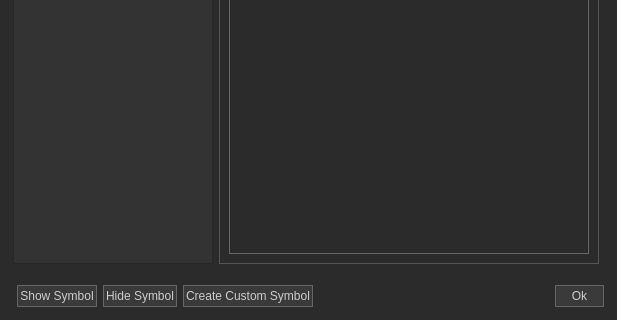
Before: the Qt Designer form Widgets/HistoricalWindow/historicalwindow.ui in ArtemIyX/TradeForge, drawn with Qt 5; both pictures show x 0 to 617 and y 250 to 570 of the 617 by 570 pixel window.
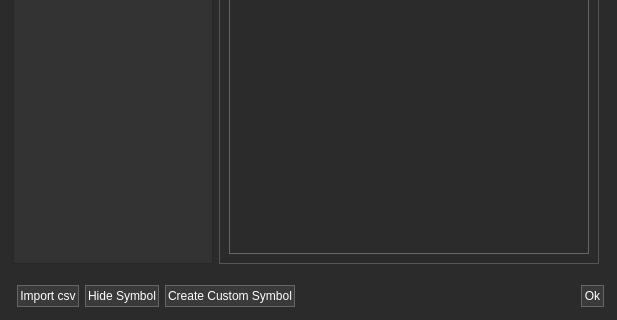
After: the same form once the commit is applied. Icons and pictures are not drawn.

Diff of the .ui file:
```diff
--- a/Widgets/HistoricalWindow/historicalwindow.ui
+++ b/Widgets/HistoricalWindow/historicalwindow.ui
@@ -227,6 +227,16 @@
     background-color: transparent;
     width: 8px;
     height: 8px;
+}
+
+QTreeView::branch:has-children:!has-siblings:closed,
+QTreeView::branch:closed:has-children {
+        image: url(:/icons/arrow_right.png);
+}
+
+QTreeView::branch:has-children:!has-siblings:open,
+QTreeView::branch:open:has-children {
+        image: url(:/icons/arrow_down.png)
 }</string>
                  </property>
                  <property name="selectionMode">
@@ -400,28 +410,32 @@
         <number>5</number>
        </property>
        <item>
-        <widget class="QPushButton" name="pushButton">
+        <widget class="QPushButton" name="importButton">
          <property name="styleSheet">
           <string notr="true">QPushButton{
-	
-	color: #CCCCCC;
+	color: #fff;
 	border: 1px solid rgb(102, 102, 102);
 	background-color: rgb(58, 58, 58);
 	padding: 3px 2px;
 }
 QPushButton::hover{
-
-    color: #fff;
+    color: #CCCCCC;
 	background-color: #666666;
 	padding: 3px 2px;
 }
 QPushButton::pressed {
 	background-color: #ffffff;
 	padding: 3px 2px;
+}
+
+QPushButton::disabled{
+	color: #CCCCCC;
+	background-color: #666666;
+	padding: 3px 2px;
 }</string>
          </property>
          <property name="text">
-          <string>Show Symbol</string>
+          <string>Import csv</string>
          </property>
         </widget>
        </item>
@@ -429,21 +443,25 @@
         <widget class="QPushButton" name="pushButton_3">
          <property name="styleSheet">
           <string notr="true">QPushButton{
-	
-	color: #CCCCCC;
+	color: #fff;
 	border: 1px solid rgb(102, 102, 102);
 	background-color: rgb(58, 58, 58);
 	padding: 3px 2px;
 }
 QPushButton::hover{
-
-    color: #fff;
+    color: #CCCCCC;
 	background-color: #666666;
 	padding: 3px 2px;
 }
 QPushButton::pressed {
 	background-color: #ffffff;
 	padding: 3px 2px;
+}
+
+QPushButton::disabled{
+	color: #CCCCCC;
+	background-color: #666666;
+	padding: 3px 2px;
 }</string>
          </property>
          <property name="text">
@@ -455,18 +473,23 @@
         <widget class="QPushButton" name="createSymbolButton">
          <property name="styleSheet">
           <string notr="true">QPushButton{
-	
-	color: #CCCCCC;
+	color: #fff;
 	border: 1px solid rgb(102, 102, 102);
 	background-color: rgb(58, 58, 58);
 	padding: 3px 2px;
 }
 QPushButton::hover{
+    color: #CCCCCC;
+	background-color: #666666;
+	padding: 3px 2px;
+}
 
-    color: #fff;
+QPushButton::disabled{
+	color: #CCCCCC;
 	background-color: #666666;
 	padding: 3px 2px;
 }
+
 QPushButton::pressed {
 	background-color: #ffffff;
 	padding: 3px 2px;
@@ -494,21 +517,25 @@
         <widget class="QPushButton" name="pushButton_2">
          <property name="styleSheet">
           <string notr="true">QPushButton{
-	
-	color: #CCCCCC;
+	color: #fff;
 	border: 1px solid rgb(102, 102, 102);
 	background-color: rgb(58, 58, 58);
-	padding: 3px 15px;
+	padding: 3px 2px;
 }
 QPushButton::hover{
-
-    color: #fff;
+    color: #CCCCCC;
 	background-color: #666666;
-	padding: 3px 15px;
+	padding: 3px 2px;
 }
 QPushButton::pressed {
 	background-color: #ffffff;
-	padding: 3px 15px;
+	padding: 3px 2px;
+}
+
+QPushButton::disabled{
+	color: #CCCCCC;
+	background-color: #666666;
+	padding: 3px 2px;
 }</string>
          </property>
          <property name="text">
```
